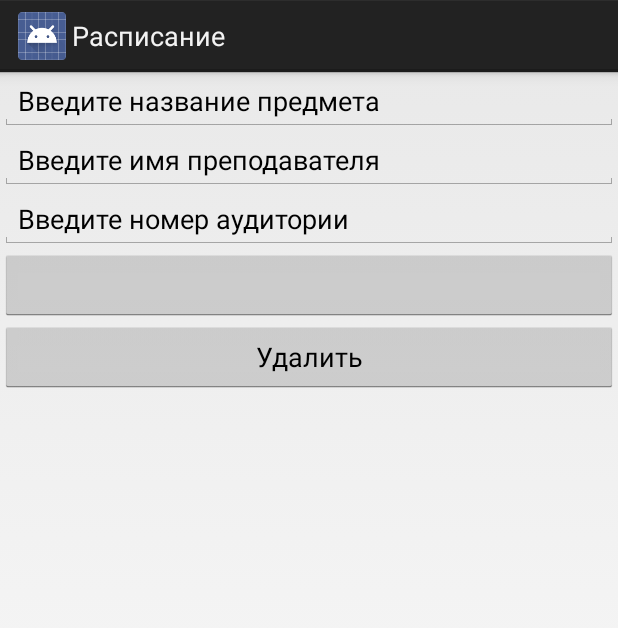
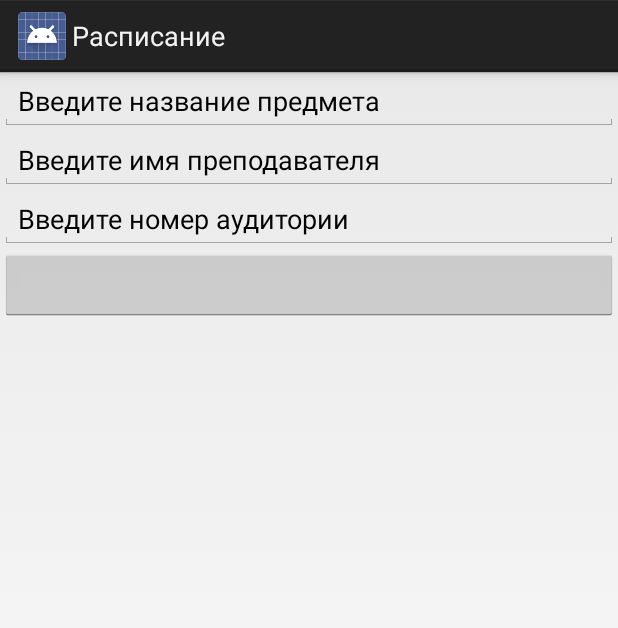
Before and after one commit to AndreyKolyanov/Schedule, an Android app: the fragment LessonFragment shown on its own in the app's theme, on a phone screen of 412 x 824 dp. Shown: the top 628 px of the screen. Run offline under Robolectric (Android 15) with nearby library versions, the phone set to English and light mode, and no system bars; 9 statements that could not run were skipped.

```diff
--- a/app/build.gradle
+++ b/app/build.gradle
@@ -13,7 +13,7 @@ android {
     }
     buildTypes {
         release {
-            runProguard false
+            minifyEnabled true
             proguardFiles getDefaultProguardFile('proguard-android.txt'), 'proguard-rules.pro'
         }
     }
--- a/app/src/main/AndroidManifest.xml
+++ b/app/src/main/AndroidManifest.xml
@@ -9,11 +9,13 @@
         android:theme="@style/AppTheme" >
         <activity
             android:name=".LessonActivity"
-            android:label="@string/app_name" >
+            android:label="@string/title_activity_days_list" >
         </activity>
         <activity
             android:name=".LessonListActivity"
             android:label="@string/title_activity_lesson_list" >
+            <meta-data android:name="android.support.PARENT_ACTIVITY"
+                android:value=".WeekPagerActivity"/>
         </activity>
         <activity android:name=".WeekPagerActivity"
             android:label="@string/title_activity_days_list">
--- a/app/src/main/java/ru/kolyanov542255/schedule_classes/DayOfWeek.java
+++ b/app/src/main/java/ru/kolyanov542255/schedule_classes/DayOfWeek.java
@@ -107,4 +107,8 @@ public class DayOfWeek {
     public void delLesson(){
         lessons.remove(onDel);
     }
+
+    public void delLesson(Lesson lesson){
+        lessons.remove(lesson);
+    }
 }
--- a/app/src/main/java/ru/kolyanov542255/schedule_classes/Lesson.java
+++ b/app/src/main/java/ru/kolyanov542255/schedule_classes/Lesson.java
@@ -26,8 +26,9 @@ public class Lesson {
     public static final String LESSON_BEGIN_TIME = "time";
     public static final String LESSON_TEACHER = "teacher";
     public static final String LESSON_ROOM = "room";
+    public static final String IS_SHOW_TIME = "showTime";
 
-    Lesson(String name){//Временный конструктор
+    Lesson(String name){
         this.isShowTime = true;
         this.id = UUID.randomUUID();
         this.name = name;
@@ -112,6 +113,7 @@ public class Lesson {
         json.put(LESSON_BEGIN_TIME, beginTime.getTime());
         json.put(LESSON_TEACHER, teacher);
         json.put(LESSON_ROOM, room);
+        json.put(IS_SHOW_TIME, isShowTime);
 
         return json;
 
--- a/app/src/main/java/ru/kolyanov542255/schedule_classes/LessonFragment.java
+++ b/app/src/main/java/ru/kolyanov542255/schedule_classes/LessonFragment.java
@@ -8,6 +8,9 @@ import android.os.Bundle;
 import android.text.Editable;
 import android.text.TextWatcher;
 import android.view.LayoutInflater;
+import android.view.Menu;
+import android.view.MenuInflater;
+import android.view.MenuItem;
 import android.view.View;
 import android.view.ViewGroup;
 import android.widget.Button;
@@ -22,7 +25,7 @@ public class LessonFragment extends Fragment {
     private EditText titleField;
     private EditText teacherField;
     private EditText roomField;
-    private Button timeButton, deleteButton;
+    private Button timeButton;
 
     public static final String EXTRA_LESSON_ID = "ru.kolyanov542255.schedule_classes.lesson_id";
     private static final String DIALOG_TIME = "time";
@@ -31,6 +34,8 @@ public class LessonFragment extends Fragment {
     @Override
     public void onCreate(Bundle savedInstanceState){
         super.onCreate(savedInstanceState);
+        setHasOptionsMenu(true);
+
         UUID lessonId = (UUID)getArguments().getSerializable(EXTRA_LESSON_ID);
         UUID dayId = (UUID)getArguments().getSerializable(DayListFragment.EXTRA_DAY_ID);
         day = DayLab.get(getActivity()).getDay(dayId);
@@ -67,14 +72,14 @@ public class LessonFragment extends Fragment {
     }
 
     @Override
-    public View onCreateView(LayoutInflater inflater, ViewGroup parent,
-                             Bundle savedInstanceState){
-        View v = inflater.inflate(R.layout.fragment_lesson, parent, false);
+    public void onCreateOptionsMenu(Menu menu, MenuInflater inflater){
+        super.onCreateOptionsMenu(menu, inflater);
+        inflater.inflate(R.menu.lesson_menu, menu);
+    }
 
-        deleteButton = (Button)v.findViewById(R.id.delete_button);
-
-        deleteButton.setOnClickListener(new View.OnClickListener() {
-            public void onClick(View v) {
+    public boolean onOptionsItemSelected(MenuItem item){
+        switch (item.getItemId()){
+            case R.id.lesson_menu_item_delele:
                 int num = 1;
                 if (day.isOdd()){
                     num = 0;
@@ -86,8 +91,16 @@ public class LessonFragment extends Fragment {
 
                 day.removeLesson(lesson);
                 startActivity(i);
-            }
-        });
+                return  true;
+            default:
+                return super.onOptionsItemSelected(item);
+        }
+    }
+
+    @Override
+    public View onCreateView(LayoutInflater inflater, ViewGroup parent,
+                             Bundle savedInstanceState){
+        View v = inflater.inflate(R.layout.fragment_lesson, parent, false);
 
         timeButton = (Button)v.findViewById(R.id.week_type_begin_time);
         updateDate();
--- a/app/src/main/java/ru/kolyanov542255/schedule_classes/WeekPagerActivity.java
+++ b/app/src/main/java/ru/kolyanov542255/schedule_classes/WeekPagerActivity.java
@@ -7,6 +7,7 @@ import android.support.v4.app.FragmentActivity;
 import android.support.v4.app.FragmentManager;
 import android.support.v4.app.FragmentStatePagerAdapter;
 import android.support.v4.view.ViewPager;
+import android.util.Log;
 
 import java.util.ArrayList;
 
@@ -34,6 +35,7 @@ public class WeekPagerActivity extends FragmentActivity {
             @Override
             public Fragment getItem(int i) {
                 setTitle("Раписание ч/н");
+                Log.d("PAGER", "App running");
                 return DayListFragment.newInstance(i);
             }
 
--- a/app/src/main/res/layout/fragment_lesson.xml
+++ b/app/src/main/res/layout/fragment_lesson.xml
@@ -3,7 +3,8 @@
     android:layout_width="match_parent"
     android:layout_height="match_parent"
     android:orientation="vertical"
-    tools:context="ru.kolyanov542255.schedule_classes.LessonFragment">
+    tools:context="ru.kolyanov542255.schedule_classes.LessonFragment"
+    android:weightSum="1">
 
     <LinearLayout
         android:layout_width="match_parent"
@@ -40,17 +41,13 @@
             android:text=""
             android:id="@+id/week_type_begin_time" />
 
-        <Button
-            android:layout_width="match_parent"
-            android:layout_height="wrap_content"
-            android:text="@string/delete_button_text"
-            android:id="@+id/delete_button" />
     </LinearLayout>
 
     <LinearLayout
         android:layout_width="match_parent"
-        android:layout_height="match_parent"
-        android:orientation="vertical">
+        android:layout_height="236dp"
+        android:orientation="vertical"
+        android:layout_weight="0.90">
         <!--<TextView
             android:layout_width="match_parent"
             android:layout_height="wrap_content"
--- a/app/src/main/res/layout/list_item_lesson.xml
+++ b/app/src/main/res/layout/list_item_lesson.xml
@@ -1,7 +1,8 @@
 <?xml version="1.0" encoding="utf-8"?>
 <RelativeLayout xmlns:android="http://schemas.android.com/apk/res/android"
     android:layout_width="match_parent"
-    android:layout_height="match_parent">
+    android:layout_height="match_parent"
+    android:background="@drawable/backgorund_activated">
 
     <TextView
         android:layout_width="wrap_content"
--- a/app/src/main/res/values/strings.xml
+++ b/app/src/main/res/values/strings.xml
@@ -18,6 +18,7 @@
     <string name="time_dialog_title">Начало занятия:</string>
     <string name="title_activity_days_list">Расписание</string>
     <string name="add_lesson_text">+ Добавить пару</string>
+    <string name="add_lesson_menu">Добавить</string>
 
     <string-array name="DaysOfWeek">
         <item name="monday">Понедельник</item>
--- a/build.gradle
+++ b/build.gradle
@@ -5,7 +5,7 @@ buildscript {
         jcenter()
     }
     dependencies {
-        classpath 'com.android.tools.build:gradle:0.12.2'
+        classpath 'com.android.tools.build:gradle:1.1.0'
 
         // NOTE: Do not place your application dependencies here; they belong
         // in the individual module build.gradle files
```
Also changed, not shown: app/src/main/java/ru/kolyanov542255/schedule_classes/DayLab.java (+15 -10 lines), app/src/main/java/ru/kolyanov542255/schedule_classes/LessonListFragment.java (+121 -10 lines), app/src/main/java/ru/kolyanov542255/schedule_classes/ScheduleJSONSerializer.java (+5 -4 lines), gradle/wrapper/gradle-wrapper.properties, 47 other files.
